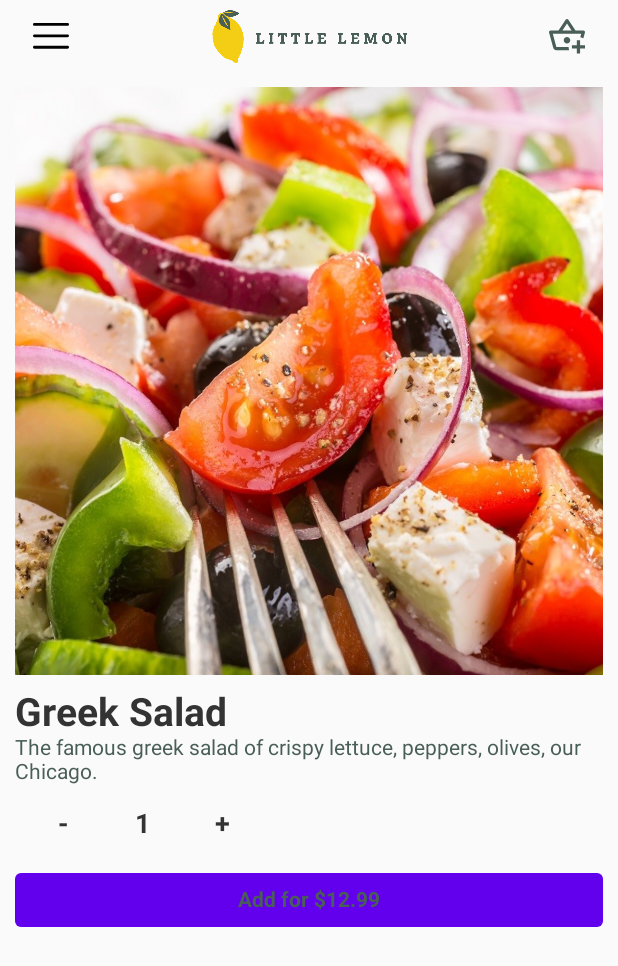
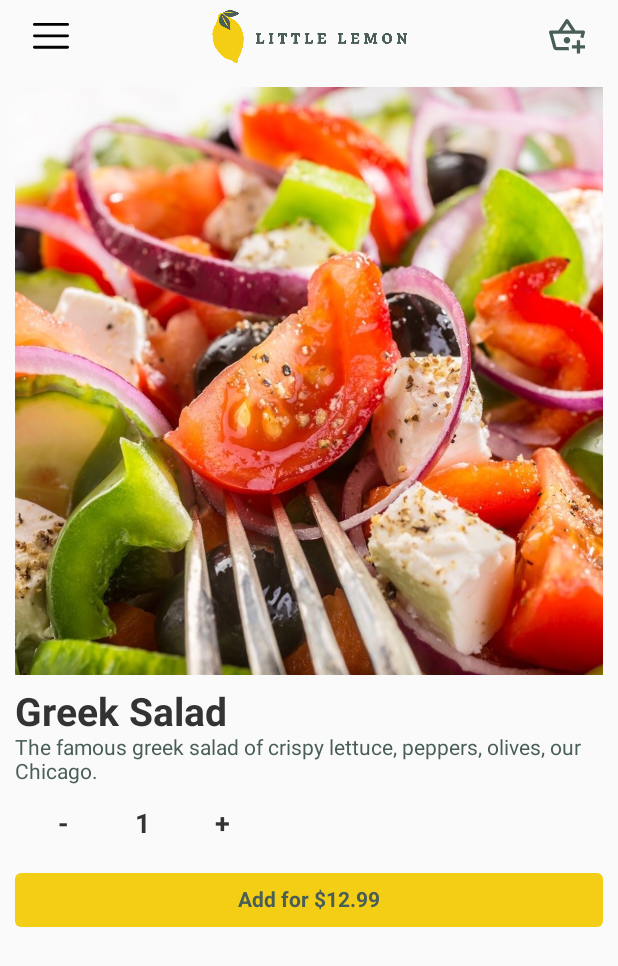
Before and after one commit to nekomaruh/C5M5L1_Little_Lemon_Assessment_Meta_Certification, an Android app built with Jetpack Compose: the screen it shows after launch (MainActivity), after a tap on "Greek Salad", on a phone screen of 412 x 824 dp. Shown: the top 966 px of the screen. Run offline under Robolectric (Android 15) with nearby library versions, the phone set to English and light mode, and no system bars.

Commit message:
3. update the LightColorPalette

```diff
--- a/app/src/main/java/com/example/littlelemon/ui/theme/Theme.kt
+++ b/app/src/main/java/com/example/littlelemon/ui/theme/Theme.kt
@@ -10,6 +10,8 @@ val Purple700 = Color(0xFFEE9972)
 
 private val LightColorPalette = lightColors(
     primaryVariant = Purple700,
+    primary = LittleLemonColor.yellow,
+    secondary = LittleLemonColor.pink
 )
 
 @Composable
```
